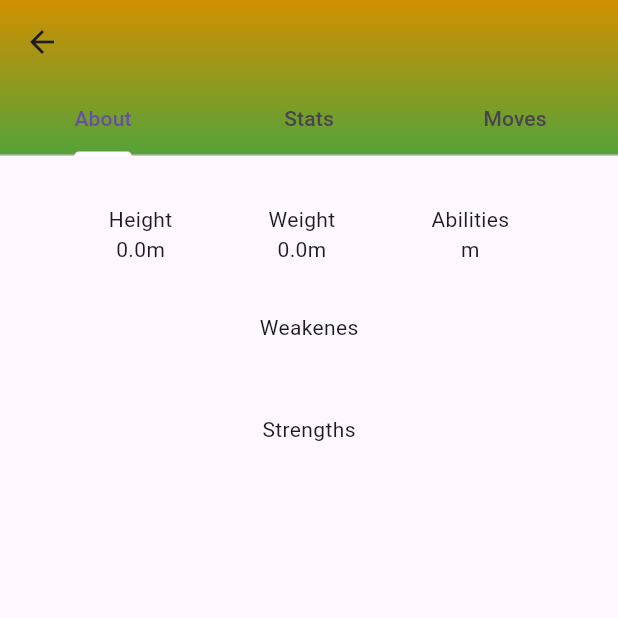
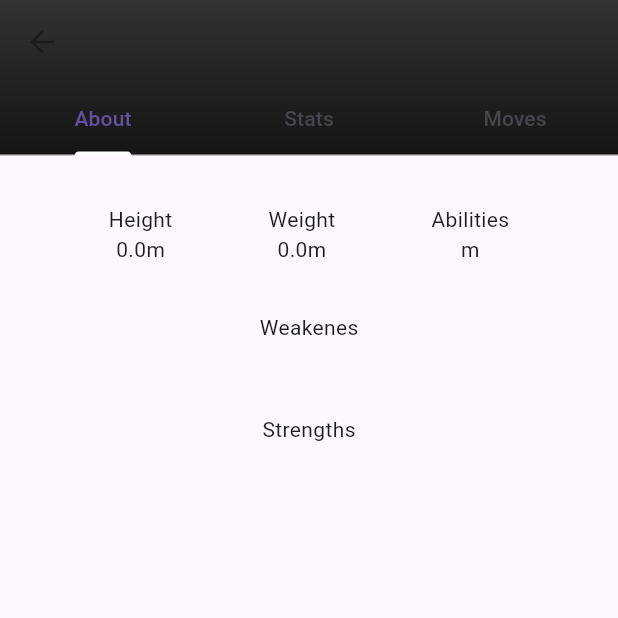
Before and after one commit to sousa-p/pokeapi_flutter, a Flutter app: the SectionComponent screen opened directly with empty values, on a phone screen of 412 x 824 dp, the top half of it. Run offline on Flutter 3.47's test engine with Material 3 defaults, Android fonts, the phone set to English and light mode, and no system bars; network calls fail.

Commit message:
feat: add all types colors

```diff
--- a/lib/src/models/pokemon_model.dart
+++ b/lib/src/models/pokemon_model.dart
@@ -151,10 +151,70 @@ class PokemonModel {
           const Color.fromARGB(255, 112, 208, 144),
           const Color.fromARGB(255, 85, 162, 58)
         ];
+      case 'poison':
+        return [
+          const Color.fromARGB(255, 97, 20, 188),
+          const Color.fromARGB(255, 136, 73, 176)
+        ];
+      case 'ghost':
+        return [
+          const Color.fromARGB(255, 118, 130, 139),
+          const Color.fromARGB(255, 68, 68, 68)
+        ];
+      case 'flying':
+        return [
+          const Color.fromARGB(255, 170, 203, 225),
+          const Color.fromARGB(255, 183, 219, 255)
+        ];
+      case 'bug':
+        return [
+          const Color.fromARGB(255, 152, 192, 65),
+          const Color.fromARGB(255, 112, 208, 144)
+        ];
+      case 'rock':
+        return [
+          const Color.fromARGB(255, 170, 99, 69),
+          const Color.fromARGB(255, 125, 54, 0)
+        ];
+      case 'steel':
+        return [
+          const Color.fromARGB(255, 197, 195, 194),
+          const Color.fromARGB(255, 138, 138, 138)
+        ];
+      case 'dark':
+        return [
+          const Color.fromARGB(255, 141, 142, 203),
+          const Color.fromARGB(255, 83, 85, 177)
+        ];
+      case 'dragon':
+        return [
+          const Color.fromARGB(255, 183, 219, 255),
+          const Color.fromARGB(255, 146, 196, 245),
+        ];
+      case 'fairy':
+        return [
+          const Color.fromARGB(255, 255, 183, 231),
+          const Color.fromARGB(255, 243, 106, 190),
+        ];
+      case 'ice':
+        return [
+          const Color.fromARGB(255, 183, 202, 255),
+          const Color.fromARGB(255, 125, 152, 240),
+        ];
+      case 'psychic':
+        return [
+          const Color.fromARGB(255, 169, 141, 248),
+          const Color.fromRGBO(198, 115, 236, 1),
+        ];
+      case 'ground':
+        return [
+          const Color.fromARGB(255, 68, 50, 45),
+          const Color.fromARGB(255, 56, 52, 50),
+        ];
       default:
         return [
-          const Color.fromARGB(255, 208, 144, 1),
-          const Color.fromARGB(255, 85, 162, 58)
+          const Color.fromARGB(255, 50, 50, 50),
+          const Color.fromARGB(255, 20, 20, 20)
         ];
     }
   }
--- a/lib/src/views/components/pokemon/moves.component.dart
+++ b/lib/src/views/components/pokemon/moves.component.dart
@@ -7,6 +7,20 @@ class MovesComponent extends StatelessWidget {
 
   @override
   Widget build(BuildContext context) {
-    return Container();
+    return ListView.builder(
+        itemCount: pokemon.moves.length,
+        itemBuilder: (BuildContext context, int index) {
+          String move = pokemon.moves[index];
+
+          return Column(
+            children: [
+              ListTile(title: Text(move)),
+              const Divider(
+                height: 1,
+                color: Color.fromARGB(255, 216, 216, 216),
+              )
+            ],
+          );
+        });
   }
 }
--- a/lib/src/views/components/pokemon/stat_bar_component.dart
+++ b/lib/src/views/components/pokemon/stat_bar_component.dart
@@ -21,7 +21,7 @@ class StatBarComponent extends StatelessWidget {
               children: [
                 SizedBox(width: 25, child: Text(points.toStringAsFixed(0))),
                 Container(
-                  width: points / 100 * 300,
+                  width: points / 150 * 300,
                   height: 16,
                   decoration: const BoxDecoration(
                       color: Colors.red,
```
